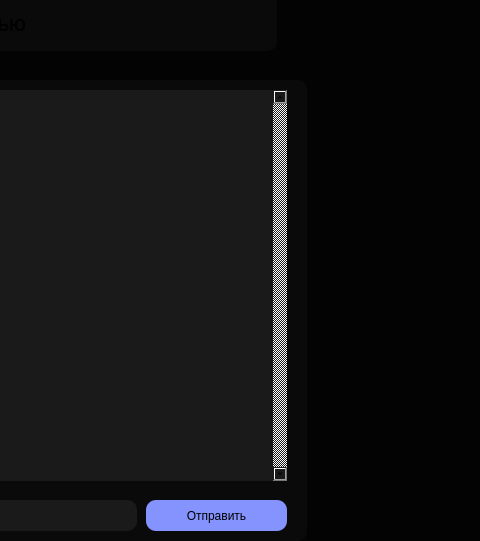
The window that gui/chatai.ui (Anarchowitz/SHelper) describes before a commit, drawn with Qt 5; both pictures show x 594 to 1074 and y 0 to 541 of the 1074 by 714 pixel window.
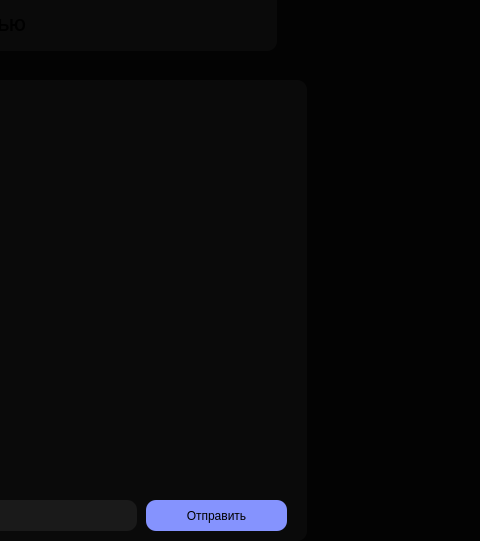
The same window after the commit. Icons and pictures are not drawn.

```diff
--- a/gui/chatai.ui
+++ b/gui/chatai.ui
@@ -238,54 +238,6 @@
 border-radius:10px;</string>
      </property>
     </widget>
-    <widget class="QFrame" name="frame_5">
-     <property name="geometry">
-      <rect>
-       <x>20</x>
-       <y>10</y>
-       <width>681</width>
-       <height>391</height>
-      </rect>
-     </property>
-     <property name="styleSheet">
-      <string notr="true">background-color: #1a1a1a;</string>
-     </property>
-     <property name="frameShape">
-      <enum>QFrame::Shape::StyledPanel</enum>
-     </property>
-     <property name="frameShadow">
-      <enum>QFrame::Shadow::Raised</enum>
-     </property>
-     <widget class="QScrollArea" name="scrollArea">
-      <property name="geometry">
-       <rect>
-        <x>0</x>
-        <y>0</y>
-        <width>681</width>
-        <height>391</height>
-       </rect>
-      </property>
-      <property name="verticalScrollBarPolicy">
-       <enum>Qt::ScrollBarPolicy::ScrollBarAlwaysOn</enum>
-      </property>
-      <property name="horizontalScrollBarPolicy">
-       <enum>Qt::ScrollBarPolicy::ScrollBarAlwaysOff</enum>
-      </property>
-      <property name="widgetResizable">
-       <bool>true</bool>
-      </property>
-      <widget class="QWidget" name="scrollAreaWidgetContents">
-       <property name="geometry">
-        <rect>
-         <x>0</x>
-         <y>0</y>
-         <width>669</width>
-         <height>391</height>
-        </rect>
-       </property>
-      </widget>
-     </widget>
-    </widget>
     <widget class="QPushButton" name="sendButton">
      <property name="geometry">
       <rect>
@@ -313,6 +265,16 @@
       <string>Отправить</string>
      </property>
     </widget>
+    <widget class="QTextBrowser" name="textBrowser">
+     <property name="geometry">
+      <rect>
+       <x>30</x>
+       <y>20</y>
+       <width>661</width>
+       <height>371</height>
+      </rect>
+     </property>
+    </widget>
    </widget>
   </widget>
  </widget>
```
Left out of the diff: 8 changed lines with no effect on the pictures.
